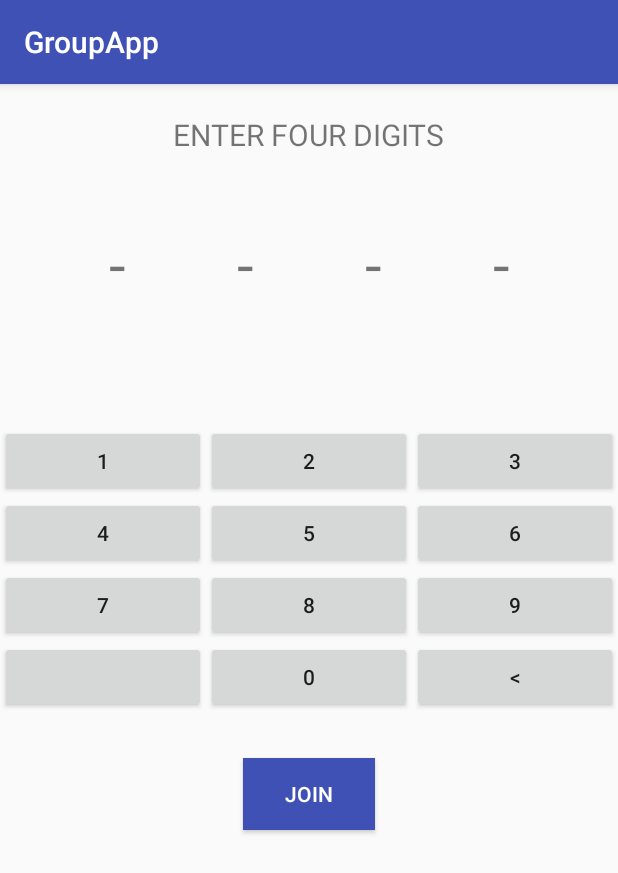
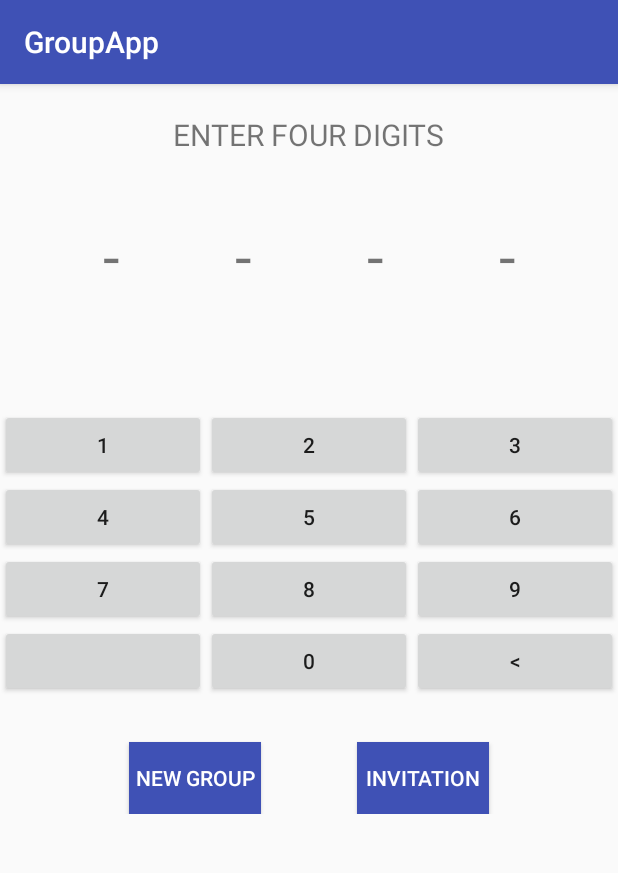
Before and after one commit to ShunyaWatanabe/group-app, an Android app: the fragment CreateGroupFragment placed in its activity, on a phone screen of 412 x 824 dp. Shown: the top 873 px of the screen. Run offline under Robolectric (Android 15) with nearby library versions, the phone set to English and light mode, and no system bars; our stand-ins replace ButterKnife; libraries missing offline, so code that uses them is left out: retrofit2.adapter.rxjava, rx.android.schedulers, rx.schedulers, rx.subscriptions; 2 statements that could not run were skipped.

Commit message:
work on invitation

```diff
--- a/GroupApp/app/src/main/java/com/groupapp/groupapp/groupapp/screens/JoinGroupFragment.java
+++ b/GroupApp/app/src/main/java/com/groupapp/groupapp/groupapp/screens/JoinGroupFragment.java
@@ -37,7 +37,7 @@ public class JoinGroupFragment extends Fragment {
         super.onCreate(savedInstanceState);
 
         //todo create groupID of the current group
-        group_ID = "send me the codes";
+        group_ID = "5adb5af45cc9df0004910a7b";
 
         mSubscriptions = new CompositeSubscription();
         mSubscriptions.add(NetworkUtil.getRetrofit(Constants.getAccessToken(getActivity()),
--- a/GroupApp/app/src/main/res/layout/fragment_create_group.xml
+++ b/GroupApp/app/src/main/res/layout/fragment_create_group.xml
@@ -27,7 +27,7 @@
             android:layout_height="wrap_content"
             android:layout_below="@+id/tv_groupCreate"
             android:gravity="center_horizontal"
-            android:padding="35dp">
+            android:padding="30dp">
 
             <TextView
                 android:id="@+id/tv_inputDigit_1"
@@ -90,17 +90,40 @@
         </GridView>
 
 
-        <Button
-            android:id="@+id/b_joinGroup"
+        <LinearLayout
+            android:layout_width="match_parent"
+            android:layout_height="wrap_content"
             android:layout_below="@+id/gv_keyboard"
-            android:layout_width="wrap_content"
-            android:layout_height="wrap_content"
-            android:layout_marginTop="30dp"
-            android:textColor="@color/colorWhite"
             android:layout_centerHorizontal="true"
-            android:background="@color/colorPrimary"
-            android:gravity="center"
-            android:text="@string/join_group" />
+            android:gravity="center_horizontal">
+
+            <Button
+
+
+                android:id="@+id/b_createGroup"
+                android:layout_width="wrap_content"
+                android:layout_height="wrap_content"
+                android:layout_marginTop="30dp"
+                android:textColor="@color/colorWhite"
+                android:background="@color/colorPrimary"
+                android:layout_marginRight="32dp"
+                android:gravity="center"
+                android:text="@string/new_group" />
+
+            <Button
+                android:id="@+id/b_joinInvite"
+                android:layout_width="wrap_content"
+                android:layout_height="wrap_content"
+                android:layout_marginTop="30dp"
+                android:textColor="@color/colorWhite"
+                android:background="@color/colorPrimary"
+                android:gravity="center"
+                android:layout_marginLeft="32dp"
+                android:text="@string/join_invite" />
+
+
+        </LinearLayout>
+
 
     </RelativeLayout>
 
--- a/GroupApp/app/src/main/res/values/strings.xml
+++ b/GroupApp/app/src/main/res/values/strings.xml
@@ -14,13 +14,12 @@
     <string name="code_info">Join group using this code within 3 minutes</string>
     <string name="leave_group">Leave Group</string>
     <string name="create_group">ENTER FOUR DIGITS</string>
-    <string name="join_group">Join</string>
-
     <string name="group_name">Software Engineering</string>
     <string name="profile">profile</string>
-
     <string name="input_placeholder">Write a message</string>
     <string name="group">GroupName</string>
     <string name="nothing_found">Nothing found</string>
+    <string name="new_group">New Group</string>
+    <string name="join_invite">Invitation</string>
 
 </resources>
```
Also changed, not shown: GroupApp/app/src/main/java/com/groupapp/groupapp/groupapp/network/RetrofitInterface.java (+5 -2 lines), GroupApp/app/src/main/java/com/groupapp/groupapp/groupapp/screens/CreateGroupFragment.java (+40 -14 lines).
